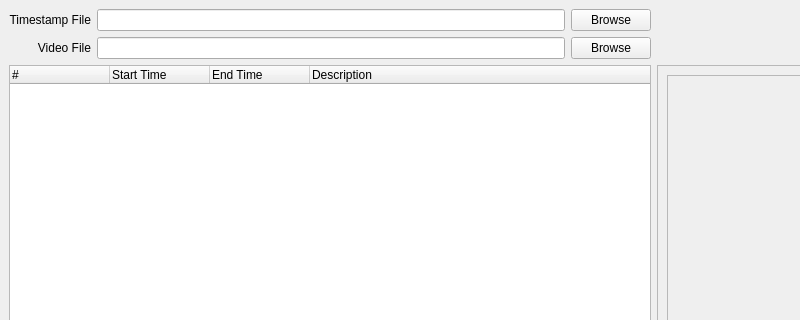
This is main_window.ui in dangmai/looper as Qt 5 draws it before an edit; both pictures show x 0 to 800 and y 0 to 320 of the 1266 by 647 pixel window. The edited form follows.
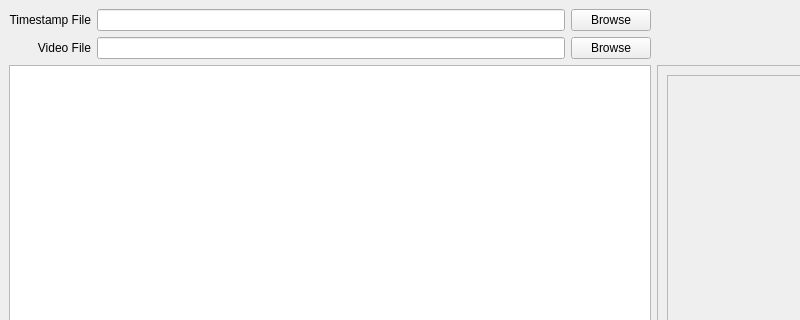
This is the edited form. Custom widgets are drawn as their Qt base class.

Commit message:
Timestamp file is now in JSON format
Make progress slider highlight-able

Patch:
```diff
--- a/main_window.ui
+++ b/main_window.ui
@@ -21,36 +21,6 @@
   </property>
   <widget class="QWidget" name="widget_central">
    <layout class="QGridLayout" name="layout_main">
-    <item row="2" column="0" colspan="3">
-     <widget class="QTreeWidget" name="list_timestamp">
-      <attribute name="headerVisible">
-       <bool>true</bool>
-      </attribute>
-      <attribute name="headerCascadingSectionResizes">
-       <bool>false</bool>
-      </attribute>
-      <column>
-       <property name="text">
-        <string>#</string>
-       </property>
-      </column>
-      <column>
-       <property name="text">
-        <string>Start Time</string>
-       </property>
-      </column>
-      <column>
-       <property name="text">
-        <string>End Time</string>
-       </property>
-      </column>
-      <column>
-       <property name="text">
-        <string>Description</string>
-       </property>
-      </column>
-     </widget>
-    </item>
     <item row="0" column="1">
      <widget class="QLineEdit" name="entry_timestamp">
       <property name="sizePolicy">
@@ -302,6 +272,19 @@
       </layout>
      </widget>
     </item>
+    <item row="2" column="0" colspan="3">
+     <widget class="QTableView" name="list_timestamp">
+      <property name="selectionMode">
+       <enum>QAbstractItemView::SingleSelection</enum>
+      </property>
+      <property name="selectionBehavior">
+       <enum>QAbstractItemView::SelectRows</enum>
+      </property>
+      <attribute name="horizontalHeaderStretchLastSection">
+       <bool>true</bool>
+      </attribute>
+     </widget>
+    </item>
    </layout>
   </widget>
   <action name="actionExit">
```
Left out of the diff: 9 changed lines with no effect on the pictures. The commit also changes 1 other file.
